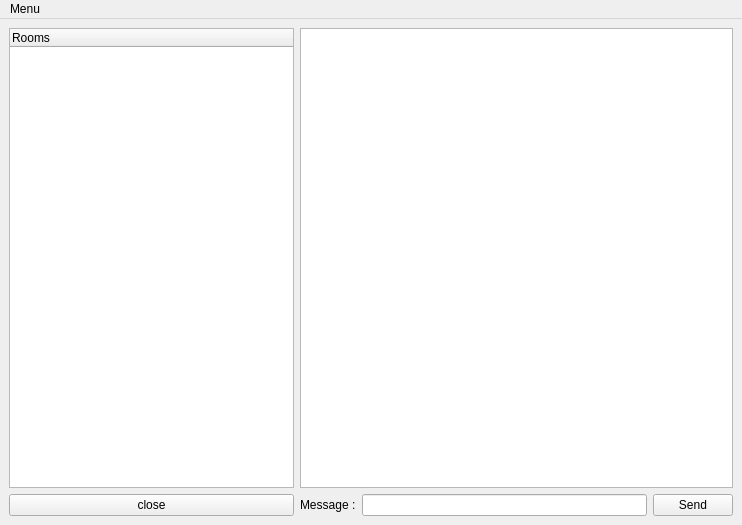
Above: client/chatroom.ui from mach1el/pchat before the change. Below: the same form after it.
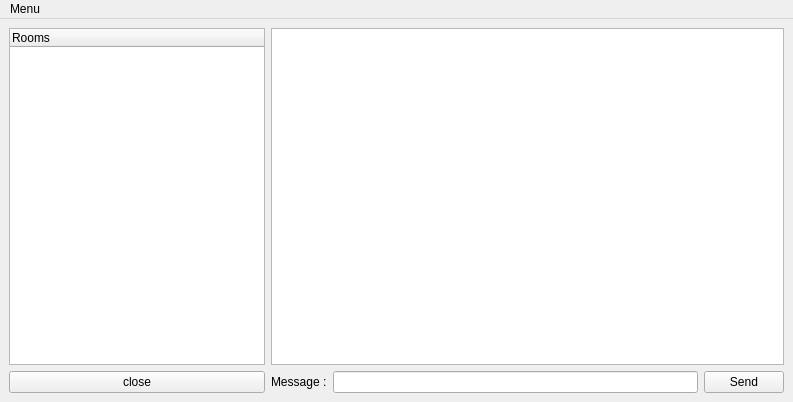
That is the form after the change.

```diff
--- a/client/chatroom.ui
+++ b/client/chatroom.ui
@@ -6,8 +6,8 @@
    <rect>
     <x>0</x>
     <y>0</y>
-    <width>742</width>
-    <height>525</height>
+		<width>793</width>
+		<height>402</height>
    </rect>
   </property>
   <property name="windowTitle">
@@ -50,6 +50,12 @@
     </item>
     <item row="0" column="0">
      <widget class="QTreeWidget" name="treeWidget">
+			<property name="sizePolicy">
+			 <sizepolicy hsizetype="Preferred" vsizetype="Expanding">
+				<horstretch>0</horstretch>
+				<verstretch>0</verstretch>
+			 </sizepolicy>
+			</property>
       <column>
        <property name="text">
         <string>Rooms</string>
@@ -57,6 +63,16 @@
       </column>
      </widget>
     </item>
+		<item row="0" column="1" colspan="3">
+		 <widget class="QTextEdit" name="textEdit">
+			<property name="sizePolicy">
+			 <sizepolicy hsizetype="Expanding" vsizetype="Expanding">
+				<horstretch>0</horstretch>
+				<verstretch>0</verstretch>
+			 </sizepolicy>
+			</property>
+		 </widget>
+		</item>
    </layout>
   </widget>
   <widget class="QMenuBar" name="menuBar">
@@ -64,7 +80,7 @@
     <rect>
      <x>0</x>
      <y>0</y>
-     <width>742</width>
+		 <width>793</width>
      <height>29</height>
     </rect>
    </property>
```
Left out of the diff: 21 changed lines with no effect on the pictures. Lines whose indentation alone changed are shown as unchanged.
